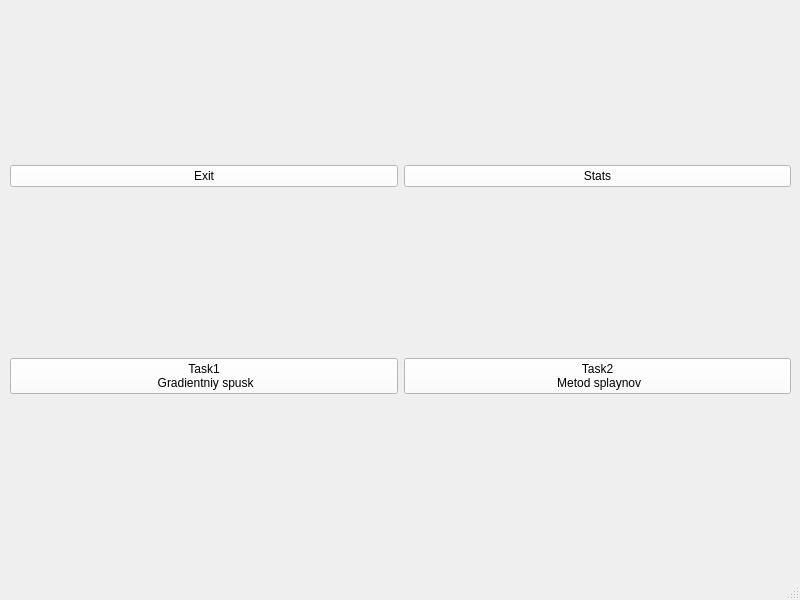
Qt form client/mainwindow.ui (MikhailErm/ProjectTMP_2025) before a commit.
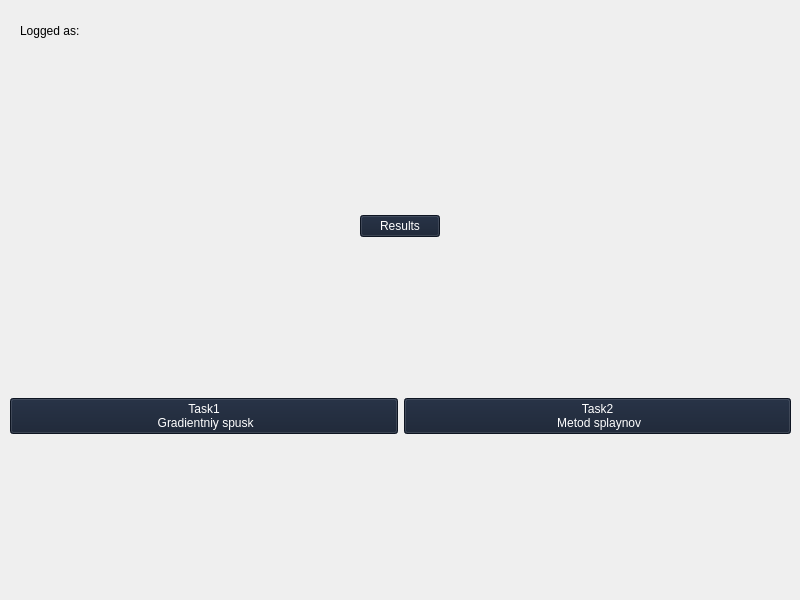
The same form after that commit.

The edit to the form file:
```diff
--- a/client/mainwindow.ui
+++ b/client/mainwindow.ui
@@ -26,43 +26,23 @@
     <property name="geometry">
      <rect>
       <x>10</x>
-      <y>0</y>
+      <y>60</y>
       <width>781</width>
-      <height>561</height>
+      <height>531</height>
      </rect>
     </property>
     <layout class="QVBoxLayout" name="verticalLayout">
      <item>
       <layout class="QHBoxLayout" name="horizontalLayout">
-       <item>
-        <widget class="QPushButton" name="pushButton_exit">
-         <property name="baseSize">
-          <size>
-           <width>0</width>
-           <height>0</height>
-          </size>
-         </property>
+       <item alignment="Qt::AlignmentFlag::AlignHCenter">
+        <widget class="QPushButton" name="resultButton">
          <property name="styleSheet">
-          <string notr="true">font: 700 14pt &quot;Times New Roman&quot;;
-color: rgb(0, 0, 0);
-background-color: rgb(255, 255, 255);
-</string>
+          <string notr="true">font: 700 24pt &quot;Times New Roman&quot;;
+color: rgb(255, 255, 255);
+background: rgb(20, 30, 48)</string>
          </property>
          <property name="text">
-          <string>Exit</string>
-         </property>
-        </widget>
-       </item>
-       <item>
-        <widget class="QPushButton" name="pushButton_result">
-         <property name="styleSheet">
-          <string notr="true">font: 700 14pt &quot;Times New Roman&quot;;
-color: rgb(0, 0, 0);
-background-color: rgb(255, 255, 255);
-</string>
-         </property>
-         <property name="text">
-          <string>Stats</string>
+          <string>Results</string>
          </property>
         </widget>
        </item>
@@ -80,9 +60,8 @@
          </property>
          <property name="styleSheet">
           <string notr="true">font: 700 14pt &quot;Times New Roman&quot;;
-color: rgb(0, 0, 0);
-background-color: rgb(255, 255, 255);
-</string>
+color: rgb(255, 255, 255);
+background: rgb(20, 30, 48)</string>
          </property>
          <property name="text">
           <string>Task1
@@ -100,9 +79,8 @@
          </property>
          <property name="styleSheet">
           <string notr="true">font: 700 14pt &quot;Times New Roman&quot;;
-color: rgb(0, 0, 0);
-background-color: rgb(255, 255, 255);
-</string>
+color: rgb(255, 255, 255);
+background: rgb(20, 30, 48)</string>
          </property>
          <property name="text">
           <string>Task2
@@ -114,18 +92,33 @@
      </item>
     </layout>
    </widget>
+   <widget class="QWidget" name="horizontalLayoutWidget">
+    <property name="geometry">
+     <rect>
+      <x>20</x>
+      <y>10</y>
+      <width>160</width>
+      <height>41</height>
+     </rect>
+    </property>
+    <layout class="QHBoxLayout" name="horizontalLayout_3">
+     <item>
+      <widget class="QLabel" name="label_loggedAs">
+       <property name="text">
+        <string>Logged as:</string>
+       </property>
+      </widget>
+     </item>
+     <item>
+      <widget class="QLabel" name="label_login">
+       <property name="text">
+        <string/>
+       </property>
+      </widget>
+     </item>
+    </layout>
+   </widget>
   </widget>
-  <widget class="QMenuBar" name="menubar">
-   <property name="geometry">
-    <rect>
-     <x>0</x>
-     <y>0</y>
-     <width>800</width>
-     <height>21</height>
-    </rect>
-   </property>
-  </widget>
-  <widget class="QStatusBar" name="statusbar"/>
  </widget>
  <resources/>
  <connections/>
```
Left out of the diff: 4 changed lines with no effect on the pictures.
